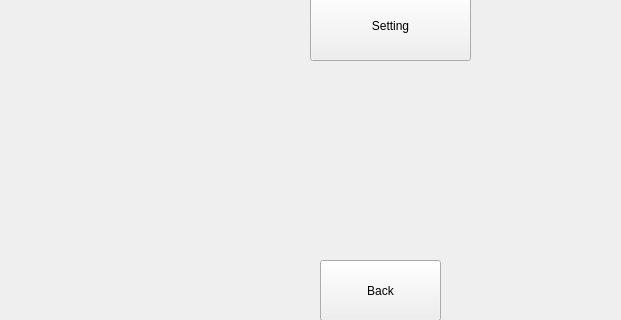
The window that mainwindow3.ui (smile119-git/Towerdefence) describes before a commit, drawn with Qt 5; both pictures show x 0 to 621 and y 100 to 420 of the 800 by 600 pixel window.
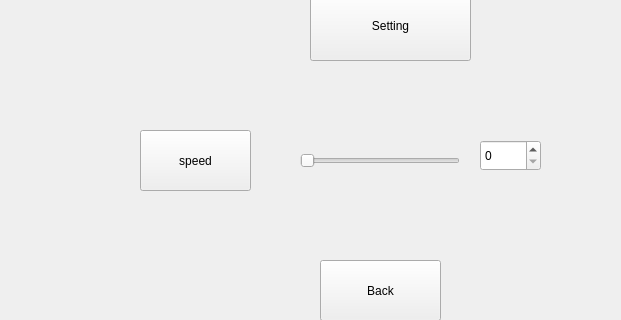
The same window after the commit. Icons and pictures are not drawn.

The edit to the form file:
```diff
--- a/mainwindow3.ui
+++ b/mainwindow3.ui
@@ -51,6 +51,52 @@
      <string>Back</string>
     </property>
    </widget>
+   <widget class="QPushButton" name="pushButton_3">
+    <property name="geometry">
+     <rect>
+      <x>140</x>
+      <y>230</y>
+      <width>111</width>
+      <height>61</height>
+     </rect>
+    </property>
+    <property name="styleSheet">
+     <string notr="true">font: 25 italic 20pt &quot;Segoe UI Light&quot;;
+border-image: \*url();</string>
+    </property>
+    <property name="text">
+     <string>speed</string>
+    </property>
+   </widget>
+   <widget class="QSlider" name="slider">
+    <property name="geometry">
+     <rect>
+      <x>300</x>
+      <y>250</y>
+      <width>160</width>
+      <height>22</height>
+     </rect>
+    </property>
+    <property name="styleSheet">
+     <string notr="true">border-image: \*url();</string>
+    </property>
+    <property name="orientation">
+     <enum>Qt::Horizontal</enum>
+    </property>
+   </widget>
+   <widget class="QSpinBox" name="sBox">
+    <property name="geometry">
+     <rect>
+      <x>480</x>
+      <y>240</y>
+      <width>61</width>
+      <height>31</height>
+     </rect>
+    </property>
+    <property name="styleSheet">
+     <string notr="true">border-image: \*url();</string>
+    </property>
+   </widget>
   </widget>
   <widget class="QMenuBar" name="menubar">
    <property name="geometry">
```
